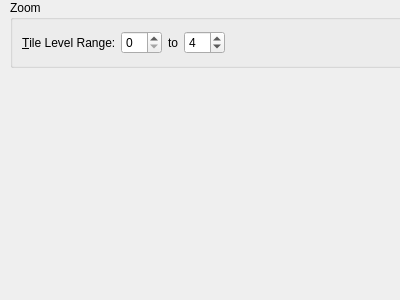
The window that src/lib/TileLevelRangeWidget.ui (KDE/marble) describes before a commit, drawn with Qt 5.
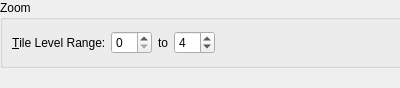
The same window after the commit.

Commit message: TileLevelRangeWidget: Fix initial invisibility by providing a sizeHint. Also remove horizontal offset to align it with the peer widgets.

What changed in the file:
```diff
--- a/src/lib/TileLevelRangeWidget.ui
+++ b/src/lib/TileLevelRangeWidget.ui
@@ -7,7 +7,7 @@
     <x>0</x>
     <y>0</y>
     <width>400</width>
-    <height>300</height>
+    <height>88</height>
    </rect>
   </property>
   <property name="windowTitle">
@@ -16,7 +16,7 @@
   <widget class="QGroupBox" name="groupBox_2">
    <property name="geometry">
     <rect>
-     <x>10</x>
+     <x>0</x>
      <y>0</y>
      <width>450</width>
      <height>68</height>
```
The commit also changes 2 other files.
